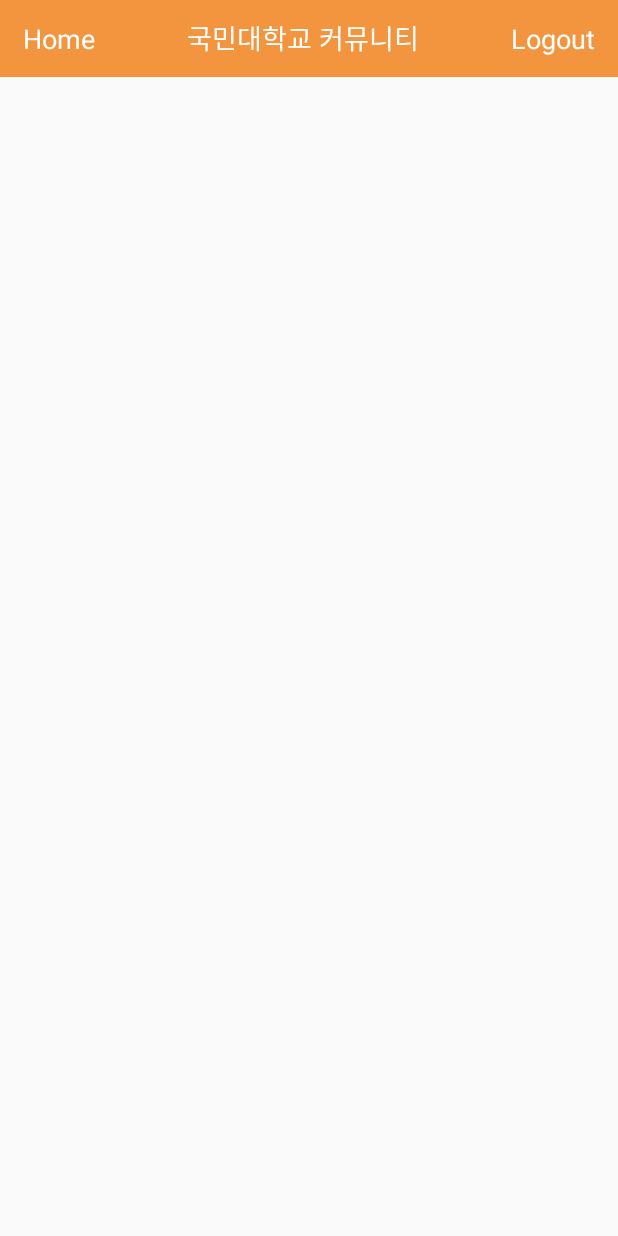
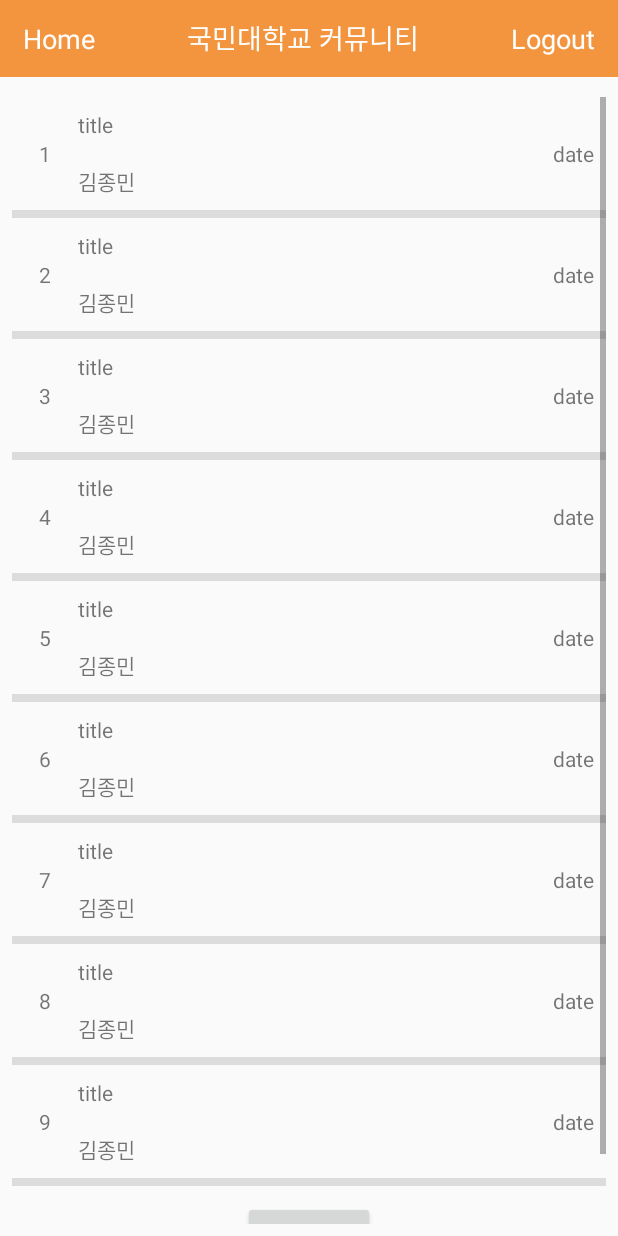
Before and after one commit to Kimtaehoonkookmin/2018-cap1-10, an Android app: the fragment CommunityFragment placed in its activity, on a phone screen of 412 x 824 dp. Run offline under Robolectric (Android 15) with nearby library versions, the phone set to English and light mode, and no system bars.

Commit message:
APP 커뮤니티에 게시판 레이아웃을 적용한다.

```diff
--- a/src/APP/Source/app/src/main/AndroidManifest.xml
+++ b/src/APP/Source/app/src/main/AndroidManifest.xml
@@ -21,11 +21,11 @@
 
         </activity>
 
-        <activity android:name=".LoginActivity">
+        <activity android:name=".sign.in.and.up.LoginActivity">
 
         </activity>
 
-        <activity android:name=".SignUpActivity">
+        <activity android:name=".sign.in.and.up.SignUpActivity">
 
         </activity>
     </application>
--- a/src/APP/Source/app/src/main/java/com/kookmin/jongmin/kookimincommunity/CommunityFragment.java
+++ /dev/null
@@ -1,32 +0,0 @@
-package com.kookmin.jongmin.kookimincommunity;
-
-import android.os.Bundle;
-import android.support.annotation.Nullable;
-import android.view.LayoutInflater;
-import android.view.View;
-import android.view.ViewGroup;
-import android.widget.TextView;
-
-/**
- * Created by JongMin on 2018-02-19.
- */
-
-public class CommunityFragment extends BackAbleFragment {
-    @Override
-    public void onViewCreated(View view, @Nullable Bundle savedInstanceState) {
-        super.onViewCreated(view, savedInstanceState);
-    }
-
-    @Override
-    public View onCreateView(LayoutInflater inflater, ViewGroup container,
-                             Bundle savedInstanceState) {
-        return inflater.inflate(R.layout.fragment_community, container, false);
-    }
-
-    @Override
-    public void onBackPressed() {
-        FragmentNavigator.replaceFragment(getActivity(), R.id.main_fragment, new MainFragment(), "BACK");
-        TextView title_text = getActivity().findViewById(R.id.title_text_view);
-        title_text.setText("국민대학교 커뮤니티");
-    }
-}
--- /dev/null
+++ b/src/APP/Source/app/src/main/java/com/kookmin/jongmin/kookimincommunity/ListViewMoreButton.java
@@ -0,0 +1,20 @@
+package com.kookmin.jongmin.kookimincommunity;
+
+import android.app.Activity;
+import android.view.View;
+import android.widget.Button;
+import android.widget.ListView;
+
+/**
+ * Created by JongMin on 2018-03-14.
+ */
+
+public class ListViewMoreButton {
+    public static View set(Activity activity, ListView listView, View.OnClickListener onClickListener) {
+        View footer = activity.getLayoutInflater().inflate(R.layout.add_page_button_layout, null) ;
+        Button addButton = footer.findViewById(R.id.more_button);
+        addButton.setOnClickListener(onClickListener);
+        listView.addFooterView(footer);
+        return addButton;
+    }
+}
--- a/src/APP/Source/app/src/main/java/com/kookmin/jongmin/kookimincommunity/MainActivity.java
+++ b/src/APP/Source/app/src/main/java/com/kookmin/jongmin/kookimincommunity/MainActivity.java
@@ -6,6 +6,8 @@ import android.support.v7.app.AppCompatActivity;
 import android.os.Bundle;
 import android.view.View;
 import android.widget.TextView;
+
+import com.kookmin.jongmin.kookimincommunity.sign.in.and.up.LoginActivity;
 
 public class MainActivity extends AppCompatActivity {
 
--- a/src/APP/Source/app/src/main/java/com/kookmin/jongmin/kookimincommunity/MainFragment.java
+++ b/src/APP/Source/app/src/main/java/com/kookmin/jongmin/kookimincommunity/MainFragment.java
@@ -7,6 +7,8 @@ import android.view.View;
 import android.view.ViewGroup;
 import android.widget.Button;
 import android.widget.TextView;
+
+import com.kookmin.jongmin.kookimincommunity.community.CommunityFragment;
 
 /**
  * Created by JongMin on 2018-02-19.
--- a/src/APP/Source/app/src/main/java/com/kookmin/jongmin/kookimincommunity/SplashActivity.java
+++ b/src/APP/Source/app/src/main/java/com/kookmin/jongmin/kookimincommunity/SplashActivity.java
@@ -5,6 +5,8 @@ import android.os.Bundle;
 import android.os.Handler;
 import android.support.annotation.Nullable;
 import android.support.v7.app.AppCompatActivity;
+
+import com.kookmin.jongmin.kookimincommunity.sign.in.and.up.LoginActivity;
 
 /**
  * Created by JongMin on 2018-02-09.
--- /dev/null
+++ b/src/APP/Source/app/src/main/java/com/kookmin/jongmin/kookimincommunity/community/CommunityFragment.java
@@ -0,0 +1,78 @@
+package com.kookmin.jongmin.kookimincommunity.community;
+
+import android.os.Bundle;
+import android.support.annotation.Nullable;
+import android.view.LayoutInflater;
+import android.view.View;
+import android.view.ViewGroup;
+import android.widget.ListView;
+import android.widget.TextView;
+
+import com.kookmin.jongmin.kookimincommunity.BackAbleFragment;
+import com.kookmin.jongmin.kookimincommunity.FragmentNavigator;
+import com.kookmin.jongmin.kookimincommunity.ListViewMoreButton;
+import com.kookmin.jongmin.kookimincommunity.MainFragment;
+import com.kookmin.jongmin.kookimincommunity.R;
+
+/**
+ * Created by JongMin on 2018-02-19.
+ */
+
+public class CommunityFragment extends BackAbleFragment {
+    protected View listFooter;
+
+    protected ListView listView;
+    protected CommunityListAdapter adapter;
+    protected int[] pageNumber = {1};
+
+    @Override
+    public void onViewCreated(View view, @Nullable Bundle savedInstanceState) {
+        super.onViewCreated(view, savedInstanceState);
+        setAdapter();
+        listView = getView().findViewById(R.id.community_list_view);
+    }
+
+    protected void setAdapter() {
+        adapter = new CommunityListAdapter(getActivity());
+    }
+
+    @Override
+    public View onCreateView(LayoutInflater inflater, ViewGroup container,
+                             Bundle savedInstanceState) {
+        return inflater.inflate(R.layout.fragment_community, container, false);
+    }
+
+    @Override
+    public void onActivityCreated(@Nullable Bundle savedInstanceState) {
+        super.onActivityCreated(savedInstanceState);
+        listFooter = ListViewMoreButton.set(getActivity(), listView, new View.OnClickListener() {
+            @Override
+            public void onClick(View v) {
+                pageNumber[0]++;
+                setListView();
+            }
+        });
+        setListView();
+    }
+
+    protected void setListView() {
+        for (int i=0; i<9; i++) {
+            String title = "title";
+            String author = "김종민";
+            int hits = 1233;
+            String date = "date";
+            int id = 101;
+
+            adapter.addItem(new CommunityListItem(id, author, title, date, hits));
+        }
+
+        listView.setAdapter(adapter);
+    }
+
+    @Override
+    public void onBackPressed() {
+        FragmentNavigator.replaceFragment(getActivity(), R.id.main_fragment, new MainFragment(), "BACK");
+        TextView title_text = getActivity().findViewById(R.id.title_text_view);
+        title_text.setText("국민대학교 커뮤니티");
+    }
+}
--- /dev/null
+++ b/src/APP/Source/app/src/main/java/com/kookmin/jongmin/kookimincommunity/community/CommunityListAdapter.java
@@ -0,0 +1,90 @@
+package com.kookmin.jongmin.kookimincommunity.community;
+
+import android.app.Activity;
+import android.content.Context;
+import android.view.LayoutInflater;
+import android.view.View;
+import android.view.ViewGroup;
+import android.widget.BaseAdapter;
+import android.widget.ImageView;
+import android.widget.LinearLayout;
+import android.widget.TextView;
+
+import com.kookmin.jongmin.kookimincommunity.FragmentNavigator;
+import com.kookmin.jongmin.kookimincommunity.R;
+
+import java.text.SimpleDateFormat;
+import java.util.Date;
+import java.util.LinkedList;
+import java.util.List;
+
+/**
+ * Created by JongMin on 2018-03-14.
+ */
+
+public class CommunityListAdapter extends BaseAdapter {
+    private List<CommunityListItem> communityListItems = new LinkedList<>();
+    protected Activity activity;
+
+    public CommunityListAdapter(Activity activity) {
+        this.activity = activity;
+    }
+
+    public CommunityListAdapter addItem(CommunityListItem communityListItem) {
+        communityListItems.add(communityListItem);
+        return this;
+    }
+
+    @Override
+    public int getCount() {
+        return communityListItems.size();
+    }
+
+    @Override
+    public Object getItem(int position) {
+        return communityListItems.get(position);
+    }
+
+    @Override
+    public long getItemId(int position) {
+        return position;
+    }
+
+    @Override
+    public View getView(final int position, View convertView, final ViewGroup parent) {
+        LayoutInflater inflater = (LayoutInflater) parent.getContext().getSystemService(Context.LAYOUT_INFLATER_SERVICE);
+        convertView = inflater.inflate(R.layout.list_community_layout, parent, false);
+
+        final CommunityListItem item = communityListItems.get(position);
+
+        TextView noTextView = convertView.findViewById(R.id.community_number_text_view);
+        TextView titleTextView = convertView.findViewById(R.id.community_title_text_view);
+        TextView dateTextView = convertView.findViewById(R.id.community_date_text_view);
+        TextView authorTextView = convertView.findViewById(R.id.community_author_text_view);
+        // TextView hitsTextView = convertView.findViewById(R.id.annotation_list_hits_text_view);
+
+        noTextView.setText(position+1+"");
+        titleTextView.setText(item.getTitle());
+        dateTextView.setText(item.getDate());
+        authorTextView.setText(item.getAuthor());
+        // hitsTextView.setText(""+item.getHits());
+
+        setLayout(convertView, item);
+
+        return convertView;
+    }
+
+    protected void setLayout(final View view, final CommunityListItem item) {
+        LinearLayout layout = view.findViewById(R.id.community_list_layout);
+        layout.setOnClickListener(new View.OnClickListener() {
+            @Override
+            public void onClick(View v) {
+             //   ImageView imageView = activity.findViewById(R.id.home_top_bar_right_image_view2);
+             //   imageView.setVisibility(View.GONE);
+             //   FragmentNavigator.replaceFragment(activity, R.id.home_fragment
+             //           , AnnotationShowFragment.newInstance(item.getId()), "BACK");
+            }
+        });
+    }
+
+}
--- /dev/null
+++ b/src/APP/Source/app/src/main/java/com/kookmin/jongmin/kookimincommunity/community/CommunityListItem.java
@@ -0,0 +1,45 @@
+package com.kookmin.jongmin.kookimincommunity.community;
+
+/**
+ * Created by JongMin on 2018-03-14.
+ */
+
+public class CommunityListItem {
+    private String title;
+    private String date;
+    private String author;
+    private int hits;
+    private int id;
+
+    public CommunityListItem(int id, String author, String title, String date, int hits) {
+        this.title = title;
+        this.date = date;
+        this.hits = hits;
+        this.id = id;
+        this.author = author;
+    }
+
+    public String getTitle() {
+        if(title.length() >10) {
+            return title.substring(0, 10).concat("...");
+        } else {
+            return title;
+        }
+    }
+
+    public int getId() {
+        return id;
+    }
+
+    public String getDate() {
+        return date;
+    }
+
+    public int getHits() {
+        return hits;
+    }
+
+    public String getAuthor() {
+        return author;
+    }
+}
--- a/src/APP/Source/app/src/main/java/com/kookmin/jongmin/kookimincommunity/LoginActivity.java
+++ b/src/APP/Source/app/src/main/java/com/kookmin/jongmin/kookimincommunity/sign/in/and/up/LoginActivity.java
@@ -1,4 +1,4 @@
-package com.kookmin.jongmin.kookimincommunity;
+package com.kookmin.jongmin.kookimincommunity.sign.in.and.up;
 
 import android.content.Intent;
 import android.os.Bundle;
@@ -7,6 +7,10 @@ import android.view.View;
 import android.widget.Button;
 import android.widget.EditText;
 import android.widget.TextView;
+
+import com.kookmin.jongmin.kookimincommunity.MainActivity;
+import com.kookmin.jongmin.kookimincommunity.MessageBox;
+import com.kookmin.jongmin.kookimincommunity.R;
 
 /**
  * Created by JongMin on 2018-02-09.
--- a/src/APP/Source/app/src/main/java/com/kookmin/jongmin/kookimincommunity/SignUpActivity.java
+++ b/src/APP/Source/app/src/main/java/com/kookmin/jongmin/kookimincommunity/sign/in/and/up/SignUpActivity.java
@@ -1,12 +1,14 @@
-package com.kookmin.jongmin.kookimincommunity;
+package com.kookmin.jongmin.kookimincommunity.sign.in.and.up;
 
 import android.app.Activity;
 import android.content.DialogInterface;
-import android.content.Intent;
 import android.os.Bundle;
 import android.support.v7.app.AppCompatActivity;
 import android.view.View;
 import android.widget.Button;
+
+import com.kookmin.jongmin.kookimincommunity.MessageBox;
+import com.kookmin.jongmin.kookimincommunity.R;
 
 /**
  * Created by JongMin on 2018-02-09.
--- a/src/APP/Source/app/src/main/res/layout/list_community_layout.xml
+++ b/src/APP/Source/app/src/main/res/layout/list_community_layout.xml
@@ -1,6 +1,61 @@
 <?xml version="1.0" encoding="utf-8"?>
-<android.support.constraint.ConstraintLayout
-    xmlns:android="http://schemas.android.com/apk/res/android" android:layout_width="match_parent"
-    android:layout_height="match_parent">
+<LinearLayout xmlns:android="http://schemas.android.com/apk/res/android"
+    android:id="@+id/community_list_layout"
+    android:layout_width="match_parent"
+    android:layout_height="75dp"
+    android:padding="0dp">
 
-</android.support.constraint.ConstraintLayout>
+    <LinearLayout
+        android:layout_width="match_parent"
+        android:layout_height="match_parent"
+        android:layout_weight="2"
+        android:orientation="horizontal">
+
+        <TextView
+            android:id="@+id/community_number_text_view"
+            android:layout_width="match_parent"
+            android:layout_height="match_parent"
+            android:layout_weight="1"
+            android:gravity="center"
+            android:text="no"
+            android:textAlignment="center" />
+    </LinearLayout>
+
+    <LinearLayout
+        android:layout_width="match_parent"
+        android:layout_height="match_parent"
+        android:layout_weight="0.5"
+        android:orientation="vertical">
+
+        <TextView
+            android:id="@+id/community_title_text_view"
+            android:layout_width="match_parent"
+            android:layout_height="wrap_content"
+            android:layout_weight="1"
+            android:gravity="center_vertical"
+            android:text="title" />
+
+        <TextView
+            android:id="@+id/community_author_text_view"
+            android:layout_width="match_parent"
+            android:layout_height="wrap_content"
+            android:layout_weight="1"
+            android:gravity="center_vertical"
+            android:text="author" />
+    </LinearLayout>
+
+    <LinearLayout
+        android:layout_width="match_parent"
+        android:layout_height="match_parent"
+        android:layout_weight="2"
+        android:orientation="horizontal">
+
+        <TextView
+            android:id="@+id/community_date_text_view"
+            android:layout_width="match_parent"
+            android:layout_height="match_parent"
+            android:layout_weight="1"
+            android:gravity="center"
+            android:text="date" />
+    </LinearLayout>
+</LinearLayout>
```
Also changed, not shown: 1 other file.
